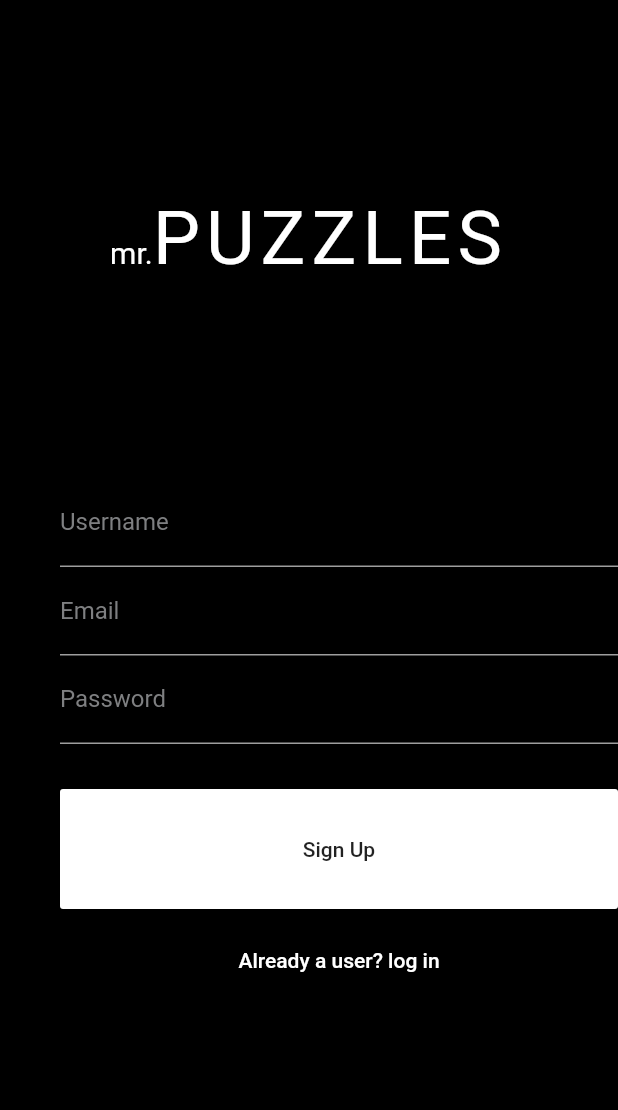
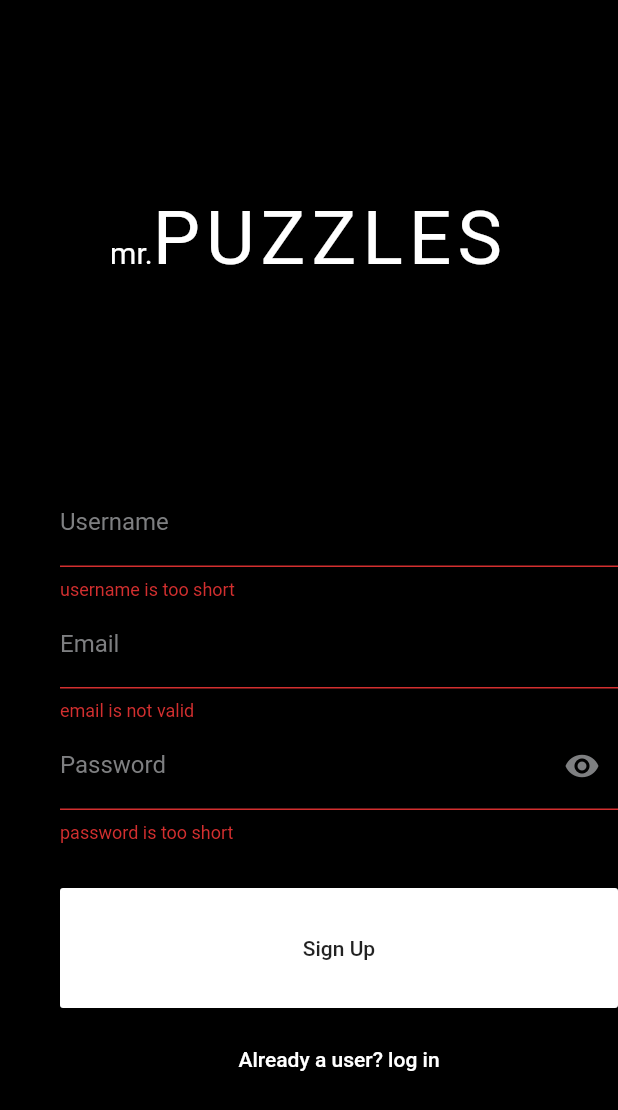
Before and after one commit to amirmekk/ecommerce_store, a Flutter app: the SignUp screen opened by its route, after a tap on "Sign Up", on a phone screen of 412 x 824 dp. Shown: the top 1110 px of the screen. Run offline on Flutter 3.47's test engine with Material 2 defaults, Android fonts, the phone set to English and light mode, and no system bars.

Commit message:
added form validation + ability to toggle visibility

```diff
--- a/lib/main.dart
+++ b/lib/main.dart
@@ -30,7 +30,7 @@ class MyApp extends StatelessWidget {
         primarySwatch: Colors.blue,
         visualDensity: VisualDensity.adaptivePlatformDensity,
       ),
-      initialRoute: '/',
+      initialRoute: '/login',
       onGenerateRoute: RouteGenerator.routeGenerator,
     );
   }
--- a/lib/route_generator.dart
+++ b/lib/route_generator.dart
@@ -8,6 +8,10 @@ class RouteGenerator {
     switch (settings.name) {
       case '/':
         return MaterialPageRoute(builder: (_) => SignUp());
+      case '/register':
+        return MaterialPageRoute(builder: (_) => SignUp());
+      case '/login':
+        return MaterialPageRoute(builder: (_) => LogIn());
 
       default:
         return _errorRoute();
--- a/lib/screens/sign_up_screen.dart
+++ b/lib/screens/sign_up_screen.dart
@@ -7,6 +7,8 @@ class SignUp extends StatefulWidget {
 
 class _SignUpState extends State<SignUp> {
   final _formKey = GlobalKey<FormState>();
+  String _email, _password, _username;
+  bool _obsecureText = true;
   final greyColor = Color(0xff7e7f81);
   InputDecoration sharedTextInputDecoration(String title) {
     return InputDecoration(
@@ -55,7 +57,9 @@ class _SignUpState extends State<SignUp> {
       width: MediaQuery.of(context).size.width,
       height: 120.0,
       child: FlatButton(
-        onPressed: () {},
+        onPressed: () {
+          _submit();
+        },
         child: Text(
           'Sign Up',
         ),
@@ -68,7 +72,9 @@ class _SignUpState extends State<SignUp> {
     return Container(
       padding: EdgeInsets.only(left: 40.0),
       child: FlatButton(
-        onPressed: () {},
+        onPressed: () {
+          Navigator.of(context).pushReplacementNamed('/login');
+        },
         child: Text(
           'Already a user? log in',
           style: TextStyle(
@@ -87,28 +93,90 @@ class _SignUpState extends State<SignUp> {
         child: Column(
           children: <Widget>[
             TextFormField(
+              onSaved: (value) => _username = value,
+              validator: (value) {
+                if (value.length < 5) {
+                  return 'username is too short';
+                } else {
+                  return null;
+                }
+              },
               style: TextStyle(
                 color: Colors.white,
               ),
               decoration: sharedTextInputDecoration('Username'),
             ),
             TextFormField(
+              onSaved: (value) => _email = value,
+              validator: (value) {
+                bool emailValid = RegExp(
+                        r"^[a-zA-Z0-9.a-zA-Z0-9.!#$%&'*+-/=?^_`{|}~]+@[a-zA-Z0-9]+\.[a-zA-Z]+")
+                    .hasMatch(value);
+                if (!emailValid) {
+                  return 'email is not valid';
+                } else {
+                  return null;
+                }
+              },
               style: TextStyle(
                 color: Colors.white,
               ),
               decoration: sharedTextInputDecoration('Email'),
             ),
             TextFormField(
+              onSaved: (value) => _password = value,
+              validator: (value) {
+                if (value.length < 6) {
+                  return 'password is too short';
+                } else {
+                  return null;
+                }
+              },
               style: TextStyle(
                 color: Colors.white,
               ),
-              obscureText: true,
-              decoration: sharedTextInputDecoration('Password'),
+              obscureText: _obsecureText,
+              decoration: InputDecoration(
+                focusedBorder: UnderlineInputBorder(
+                  borderSide: BorderSide(
+                    color: Colors.white,
+                  ),
+                ),
+                enabledBorder: UnderlineInputBorder(
+                  borderSide: BorderSide(
+                    color: Colors.grey,
+                  ),
+                ),
+                labelText: 'Password',
+                labelStyle: TextStyle(
+                  color: greyColor,
+                ),
+                suffixIcon: IconButton(
+                  onPressed: () {
+                    setState(() {
+                      _obsecureText = !_obsecureText;
+                    });
+                  },
+                  icon: _obsecureText
+                      ? Icon(Icons.visibility, color: greyColor)
+                      : Icon(Icons.visibility_off, color: greyColor),
+                ),
+              ),
             ),
           ],
         ),
       ),
     );
+  }
+
+  _submit() {
+    final form = _formKey.currentState;
+    if (form.validate()) {
+      form.save();
+      print('$_username , $_email , $_password');
+    } else {
+      print('there is an error in submitting');
+    }
   }
 
   @override
```
Also changed, not shown: lib/screens/log_in_screen.dart (+64 -4 lines).
